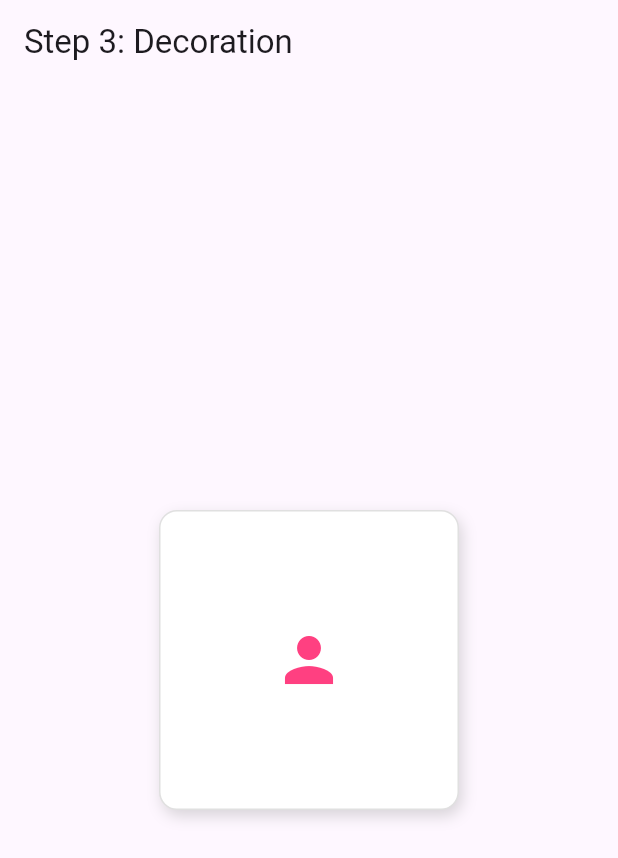
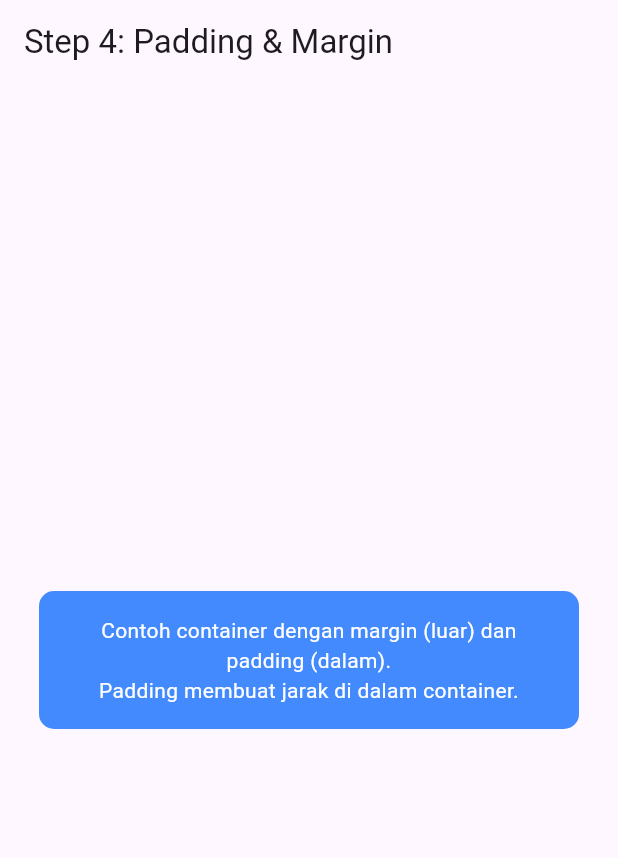
Before and after one commit to GAJAHGAJAH/latihan_5_1123150165, a Flutter app: the screen it shows after launch, on a phone screen of 412 x 824 dp. Shown: the top 858 px of the screen. Run offline on Flutter 3.47's test engine with Material 3 defaults, Android fonts, the phone set to English and light mode, and no system bars.

Commit message:
tambahkan contoh padding dan margin pada Container

```diff
--- a/lib/main.dart
+++ b/lib/main.dart
@@ -10,25 +10,21 @@ class MyApp extends StatelessWidget {
       title: 'Container Demo',
       debugShowCheckedModeBanner: false,
       home: Scaffold(
-        appBar: AppBar(title: const Text('Step 3: Decoration')),
+        appBar: AppBar(title: const Text('Step 4: Padding & Margin')),
         body: Center(
           child: Container(
-            width: 200,
-            height: 200,
+            margin: const EdgeInsets.symmetric(horizontal: 24.0, vertical: 16.0),
+            padding: const EdgeInsets.all(16.0),
+            width: double.infinity,
+            constraints: const BoxConstraints(maxWidth: 360),
             decoration: BoxDecoration(
-              color: Colors.white, // gunakan color di dalam decoration
-              borderRadius: BorderRadius.circular(12),
-              boxShadow: [
-                BoxShadow(
-                  color: Colors.grey.withOpacity(0.4),
-                  blurRadius: 8,
-                  offset: const Offset(2, 4),
-                ),
-              ],
-              border: Border.all(color: Colors.grey.shade300, width: 1),
+              color: Colors.blueAccent,
+              borderRadius: BorderRadius.circular(10),
             ),
-            child: const Center(
-              child: Icon(Icons.person, size: 48, color: Colors.pinkAccent),
+            child: const Text(
+              'Contoh container dengan margin (luar) dan padding (dalam).\nPadding membuat jarak di dalam container.',
+              style: TextStyle(color: Colors.white),
+              textAlign: TextAlign.center,
             ),
           ),
         ),
```
